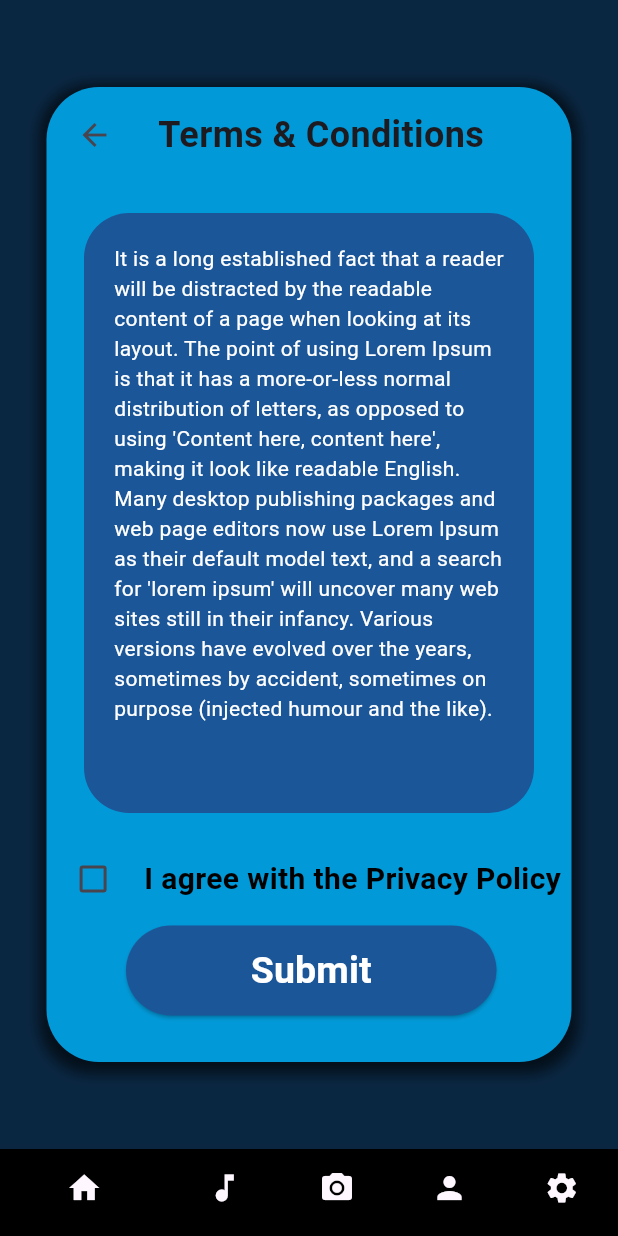
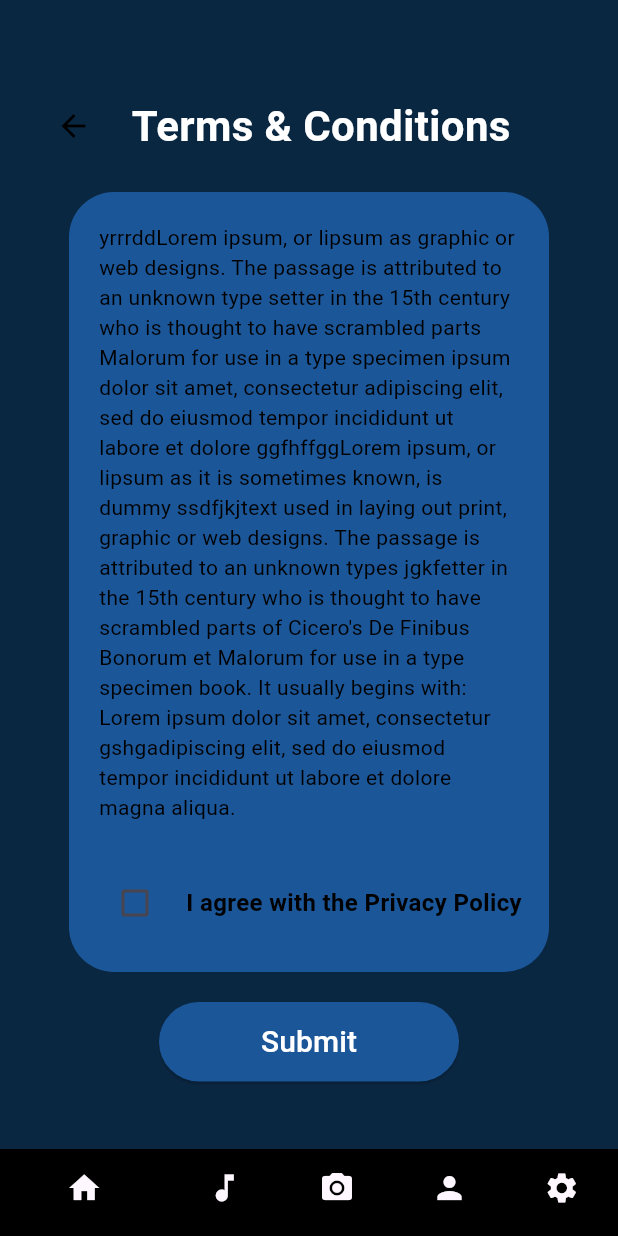
Before and after one commit to PawaniMekhala/EmoRhythm, a Flutter app: the TermsAndConditionsPage screen opened directly, on a phone screen of 412 x 824 dp. Run offline on Flutter 3.47's test engine with Material 3 defaults, Android fonts, the phone set to English and light mode, and no system bars; our stand-ins replace device_preview, flutter_screenutil, flutter_spinkit, google_fonts, image_picker; Roboto replaces fonts that are missing (Port Lligat Slab).

Commit message:
modify screen styles

```diff
--- a/lib/screens/terms_and_conditions.dart
+++ b/lib/screens/terms_and_conditions.dart
@@ -1,5 +1,6 @@
 import 'package:flutter/material.dart';
 import 'navbar.dart';
+import 'package:google_fonts/google_fonts.dart';
 
 class TermsAndConditionsPage extends StatefulWidget {
   const TermsAndConditionsPage({Key? key}) : super(key: key);
@@ -14,49 +15,34 @@ class _TermsAndConditionsPageState extends State<TermsAndConditionsPage> {
   @override
   Widget build(BuildContext context) {
     return Scaffold(
-      // appBar: AppBar(
-      //   title: const Text('Terms & Conditions'),
-      // ),
       body: Center(
         child: Container(
-          width: 350,
-          height: 650,
           margin: const EdgeInsets.all(10),
-          decoration: BoxDecoration(
-            color: const Color(0xFF0299D8),
-            borderRadius: BorderRadius.circular(35),
-            boxShadow: [
-              BoxShadow(
-                color: Colors.black.withOpacity(0.6),
-                spreadRadius: 5,
-                blurRadius: 7,
-                offset: const Offset(0, 3),
-              ),
-            ],
-          ),
           child: Column(
-            crossAxisAlignment: CrossAxisAlignment.center,
             children: [
               Padding(
-                padding: const EdgeInsets.all(8.0),
+                padding: const EdgeInsets.fromLTRB(15.0, 50, 15.0, 0),
                 child: Row(
                   mainAxisAlignment: MainAxisAlignment.spaceBetween,
                   children: [
                     IconButton(
-                      icon: const Icon(Icons.arrow_back),
+                      icon: const Icon(
+                        Icons.arrow_back,
+                        color: Colors.black,
+                      ),
                       onPressed: () {
                         Navigator.pop(context);
                       },
                     ),
-                    const Row(
+                    Row(
                       children: [
-                        //Icon(Icons.question_answer),
-                        SizedBox(width: 8),
+                        const SizedBox(width: 8),
                         Text(
                           'Terms & Conditions',
-                          style: TextStyle(
-                            fontSize: 24,
+                          style: GoogleFonts.portLligatSlab(
+                            fontSize: 28,
                             fontWeight: FontWeight.bold,
+                            color: Colors.white,
                           ),
                         ),
                       ],
@@ -66,54 +52,54 @@ class _TermsAndConditionsPageState extends State<TermsAndConditionsPage> {
                 ),
               ),
               Container(
-                width: 300,
-                height: 400,
+                width: 320,
+                height: 520,
                 margin: const EdgeInsets.symmetric(vertical: 20),
                 padding: const EdgeInsets.all(20),
                 decoration: BoxDecoration(
                   color: const Color(0xFF1B5699),
                   borderRadius: BorderRadius.circular(30),
                 ),
-                child: const SingleChildScrollView(
-                  child: Text(
-                    "It is a long established fact that a reader will be distracted by the readable content of a page when looking at its layout. The point of using Lorem Ipsum is that it has a more-or-less normal distribution of letters, as opposed to using 'Content here, content here', making it look like readable English. Many desktop publishing packages and web page editors now use Lorem Ipsum as their default model text, and a search for 'lorem ipsum' will uncover many web sites still in their infancy. Various versions have evolved over the years, sometimes by accident, sometimes on purpose (injected humour and the like).",
+                child: SingleChildScrollView(
+                  child: Column(
+                    children: [
+                      const Text(
+                        "yrrrddLorem ipsum, or lipsum as graphic or web designs. The passage is attributed to an unknown type setter in the 15th century who is thought to have scrambled parts Malorum for use in a type specimen ipsum dolor sit amet, consectetur adipiscing elit, sed do eiusmod tempor incididunt ut labore et dolore ggfhffggLorem ipsum, or lipsum as it is sometimes known, is dummy ssdfjkjtext used in laying out print, graphic or web designs. The passage is attributed to an unknown types jgkfetter in the 15th century who is thought to have scrambled parts of Cicero's De Finibus Bonorum et Malorum for use in a type specimen book. It usually begins with: Lorem ipsum dolor sit amet, consectetur gshgadipiscing elit, sed do eiusmod tempor incididunt ut labore et dolore magna aliqua.",
                         style: TextStyle(
-                      color: Colors.white,
+                          color: Colors.black,
                         ),
                       ),
-                ),
-              ),
-              Center(
-                child: Column(
-                  mainAxisAlignment: MainAxisAlignment.center,
-                  children: [
+                      const SizedBox(height: 30),
                       Row(
                         mainAxisAlignment: MainAxisAlignment.center,
                         children: [
                           Checkbox(
-                          value: isChecked, // Change this to the actual value
+                            value: isChecked,
                             onChanged: (value) {
                               setState(() {
                                 isChecked = value ?? false;
                               });
-                            // Handle checkbox state change
                             },
+                            // Change the checkbox color
+                            activeColor: Colors.grey,
                           ),
                           const SizedBox(width: 10),
                           const Text(
                             'I agree with the Privacy Policy',
                             style: TextStyle(
                               color: Colors.black,
-                            fontSize: 20,
                               fontWeight: FontWeight.bold,
+                              fontSize: 16,
                             ),
                           ),
                         ],
                       ),
-                    const SizedBox(height: 4),
-                    Container(
-                      width: 250,
-                      padding: const EdgeInsets.only(top: 3, left: 3),
+                    ],
+                  ),
+                ),
+              ),
+              SizedBox(
+                width: 200,
                 child: ElevatedButton(
                   style: ElevatedButton.styleFrom(
                     shape: const StadiumBorder(),
@@ -126,14 +112,10 @@ class _TermsAndConditionsPageState extends State<TermsAndConditionsPage> {
                   child: const Text(
                     'Submit',
                     style: TextStyle(
-                            fontSize: 25,
-                            fontWeight: FontWeight.bold,
+                      fontSize: 20,
                       color: Colors.white,
                     ),
                   ),
-                      ),
-                    ),
-                  ],
                 ),
               ),
             ],
```
Also changed, not shown: lib/screens/capture_page.dart (+5 -3 lines), lib/screens/feedback.dart (+38 -45 lines), lib/screens/help_and_support.dart (+17 -22 lines), lib/screens/thank_you.dart (+92 -10 lines). Lines whose indentation alone changed are shown as unchanged.
